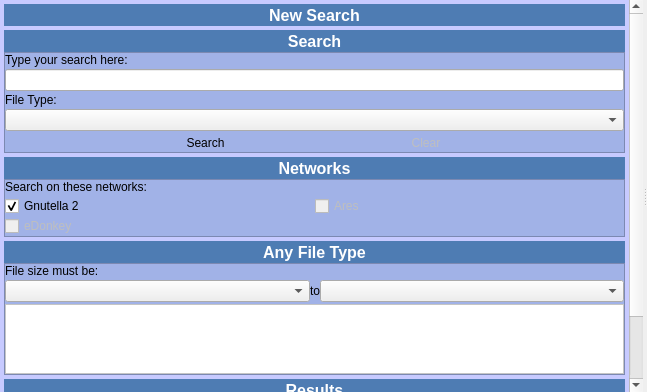
Above: branches/Rewrite/UI/widgetsearch.ui from c3c/quazaa before the change. Below: the same form after it.
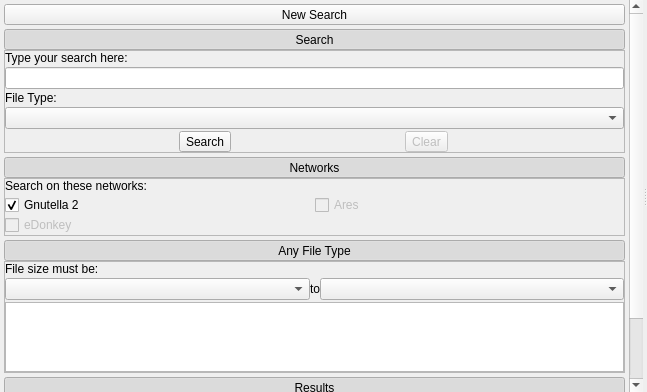
That is the form after the change. Icons and pictures are not drawn.

Commit message: Removed remaining hard coded skinning style sheets from ui. Fixed default app menu appearing to right of nav toolbar. Now appears where menu should appear.

Diff of the .ui file:
```diff
--- a/branches/Rewrite/UI/widgetsearch.ui
+++ b/branches/Rewrite/UI/widgetsearch.ui
@@ -44,11 +44,6 @@
        </property>
        <item row="0" column="0">
         <widget class="QScrollArea" name="scrollAreaSearchSidebar">
-         <property name="styleSheet">
-          <string notr="true">QFrame {
-	 background-color: rgb(199, 202, 255);
-}</string>
-         </property>
          <property name="frameShape">
           <enum>QFrame::NoFrame</enum>
          </property>
@@ -62,9 +57,9 @@
           <property name="geometry">
            <rect>
             <x>0</x>
-            <y>0</y>
-            <width>626</width>
-            <height>483</height>
+            <y>-171</y>
+            <width>627</width>
+            <height>563</height>
            </rect>
           </property>
           <layout class="QGridLayout" name="gridLayout_19">
@@ -82,19 +77,6 @@
                <verstretch>0</verstretch>
               </sizepolicy>
              </property>
-             <property name="styleSheet">
-              <string notr="true">QToolButton {
-	background-color: rgb(78, 124, 179);
-	color: rgb(255, 255, 255);
-	border: none;
-	font-size: 16px;
-	font-weight: bold;
-}
-
-QToolButton:hover {
-	background-color: rgb(56, 90, 129);
-}</string>
-             </property>
              <property name="text">
               <string>New Search</string>
              </property>
@@ -126,19 +108,6 @@
                  <verstretch>0</verstretch>
                 </sizepolicy>
                </property>
-               <property name="styleSheet">
-                <string notr="true">QToolButton {
-	background-color: rgb(78, 124, 179);
-	color: rgb(255, 255, 255);
-	border: none;
-	font-size: 16px;
-	font-weight: bold;
-}
-
-QToolButton:hover {
-	background-color: rgb(56, 90, 129);
-}</string>
-               </property>
                <property name="text">
                 <string>Results</string>
                </property>
@@ -246,19 +215,6 @@
                  <verstretch>0</verstretch>
                 </sizepolicy>
                </property>
-               <property name="styleSheet">
-                <string notr="true">QToolButton {
-	background-color: rgb(78, 124, 179);
-	color: rgb(255, 255, 255);
-	border: none;
-	font-size: 16px;
-	font-weight: bold;
-}
-
-QToolButton:hover {
-	background-color: rgb(56, 90, 129);
-}</string>
-               </property>
                <property name="text">
                 <string>Any File Type</string>
                </property>
@@ -285,11 +241,6 @@
              </item>
              <item row="1" column="0">
               <widget class="QFrame" name="frameSearchFiletypeTask">
-               <property name="styleSheet">
-                <string notr="true">QFrame {
-	background-color: rgb(161, 178, 231);
-}</string>
-               </property>
                <property name="frameShape">
                 <enum>QFrame::StyledPanel</enum>
                </property>
@@ -346,11 +297,6 @@
                 </item>
                 <item row="5" column="0">
                  <widget class="QListView" name="listViewSearchFiletype">
-                  <property name="styleSheet">
-                   <string notr="true">QListView {
-	background-color: rgb(255, 255, 255);
-}</string>
-                  </property>
                   <property name="alternatingRowColors">
                    <bool>true</bool>
                   </property>
@@ -374,19 +320,6 @@
                  <verstretch>0</verstretch>
                 </sizepolicy>
                </property>
-               <property name="styleSheet">
-                <string notr="true">QToolButton {
-	background-color: rgb(78, 124, 179);
-	color: rgb(255, 255, 255);
-	border: none;
-	font-size: 16px;
-	font-weight: bold;
-}
-
-QToolButton:hover {
-	background-color: rgb(56, 90, 129);
-}</string>
-               </property>
                <property name="text">
                 <string>Networks</string>
                </property>
@@ -413,11 +346,6 @@
              </item>
              <item row="1" column="0">
               <widget class="QFrame" name="frameSearchNetworksTask">
-               <property name="styleSheet">
-                <string notr="true">QFrame {
-	background-color: rgb(161, 178, 231);
-}</string>
-               </property>
                <property name="frameShape">
                 <enum>QFrame::StyledPanel</enum>
                </property>
@@ -505,19 +433,6 @@
                  <verstretch>0</verstretch>
                 </sizepolicy>
                </property>
-               <property name="styleSheet">
-                <string notr="true">QToolButton {
-	background-color: rgb(78, 124, 179);
-	color: rgb(255, 255, 255);
-	border: none;
-	font-size: 16px;
-	font-weight: bold;
-}
-
-QToolButton:hover {
-	background-color: rgb(56, 90, 129);
-}</string>
-               </property>
                <property name="text">
                 <string>Search</string>
                </property>
@@ -550,33 +465,6 @@
                  <height>160</height>
                 </size>
                </property>
-               <property name="styleSheet">
-                <string notr="true">QFrame {
-	background-color: rgb(161, 178, 231);
-}
-
-QToolButton {
-    border: 1px solid transparent;
-    background-color: transparent;
-}
-
- QToolButton:pressed {
-     background-color: qlineargradient(x1: 0, y1: 0, x2: 0, y2: 1,
-                                       stop: 0 #dadbde, stop: 1 #f6f7fa);
- }
-
-QToolButton:checked {
-     border: 1px solid rgb(78, 96, 255);
-     background-color: qlineargradient(x1: 0, y1: 0, x2: 0, y2: 1,
-                                       stop: 0 #dadbde, stop: 1 #f6f7fa);
-}
-
- QToolButton:hover {
-     border: 1px solid rgb(78, 96, 255);
-     background-color: qlineargradient(x1: 0, y1: 0, x2: 0, y2: 1,
-                                       stop: 0 #dadbde, stop: 1 #f6f7fa);
- }</string>
-               </property>
                <property name="frameShape">
                 <enum>QFrame::StyledPanel</enum>
                </property>
```
Left out of the diff: 5 changed lines with no effect on the pictures. The commit also changes 33 other files.
